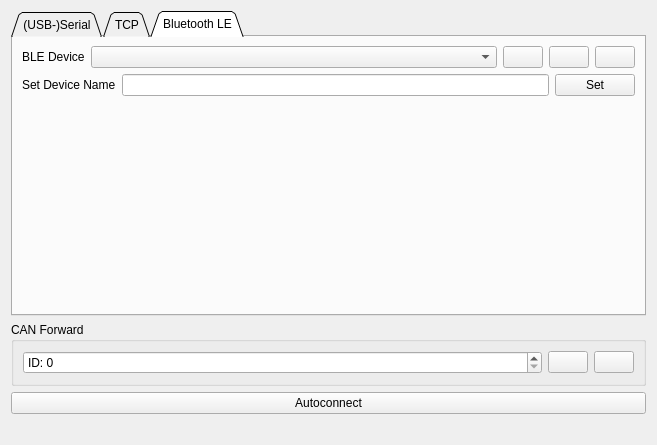
First picture: the form in pages/pageconnection.ui, repository vedderb/vesc_tool, before the edit.
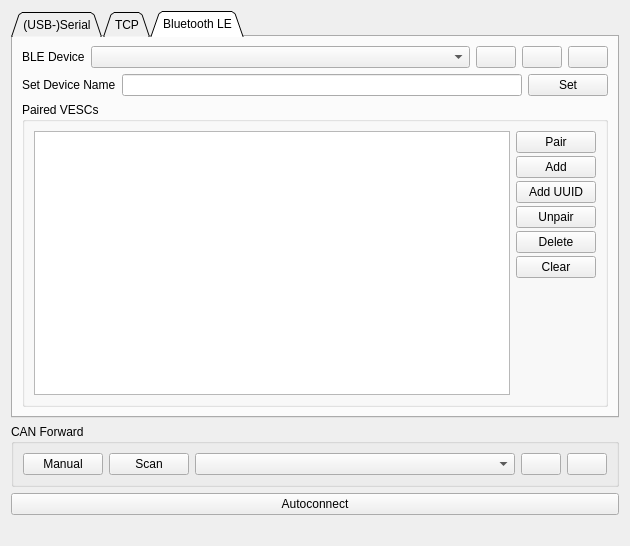
Second picture: the form after the edit. The open tabs and pages were chosen to show the change. Icons and pictures are not drawn.

Diff of the .ui file:
```diff
--- a/pages/pageconnection.ui
+++ b/pages/pageconnection.ui
@@ -6,8 +6,8 @@
    <rect>
     <x>0</x>
     <y>0</y>
-    <width>657</width>
-    <height>445</height>
+    <width>630</width>
+    <height>546</height>
    </rect>
   </property>
   <property name="windowTitle">
@@ -351,17 +351,130 @@
         </layout>
        </item>
        <item>
-        <spacer name="verticalSpacer_3">
-         <property name="orientation">
-          <enum>Qt::Vertical</enum>
+        <widget class="QGroupBox" name="groupBox_2">
+         <property name="sizePolicy">
+          <sizepolicy hsizetype="Preferred" vsizetype="MinimumExpanding">
+           <horstretch>0</horstretch>
+           <verstretch>0</verstretch>
+          </sizepolicy>
          </property>
-         <property name="sizeHint" stdset="0">
-          <size>
-           <width>20</width>
-           <height>186</height>
-          </size>
+         <property name="title">
+          <string>Paired VESCs</string>
          </property>
-        </spacer>
+         <layout class="QVBoxLayout" name="verticalLayout_6">
+          <item>
+           <layout class="QHBoxLayout" name="horizontalLayout_6">
+            <item>
+             <widget class="QListWidget" name="pairedListWidget"/>
+            </item>
+            <item>
+             <layout class="QVBoxLayout" name="verticalLayout_5">
+              <property name="spacing">
+               <number>3</number>
+              </property>
+              <item>
+               <widget class="QPushButton" name="pairConnectedButton">
+                <property name="toolTip">
+                 <string>Pair the connected VESC</string>
+                </property>
+                <property name="text">
+                 <string>Pair</string>
+                </property>
+                <property name="icon">
+                 <iconset resource="../res.qrc">
+                  <normaloff>:/res/icons/Circled Play-96.png</normaloff>:/res/icons/Circled Play-96.png</iconset>
+                </property>
+               </widget>
+              </item>
+              <item>
+               <widget class="QPushButton" name="addConnectedButton">
+                <property name="toolTip">
+                 <string>Add the connected VESC without pairing it.</string>
+                </property>
+                <property name="text">
+                 <string>Add</string>
+                </property>
+                <property name="icon">
+                 <iconset resource="../res.qrc">
+                  <normaloff>:/res/icons/Plus Math-96.png</normaloff>:/res/icons/Plus Math-96.png</iconset>
+                </property>
+               </widget>
+              </item>
+              <item>
+               <widget class="QPushButton" name="addUuidButton">
+                <property name="toolTip">
+                 <string>Manuallt add UUID to this instance of VESC Tool</string>
+                </property>
+                <property name="text">
+                 <string>Add UUID</string>
+                </property>
+                <property name="icon">
+                 <iconset resource="../res.qrc">
+                  <normaloff>:/res/icons/Plus Math-96.png</normaloff>:/res/icons/Plus Math-96.png</iconset>
+                </property>
+                <property name="flat">
+                 <bool>false</bool>
+                </property>
+               </widget>
+              </item>
+              <item>
+               <widget class="QPushButton" name="unpairButton">
+                <property name="toolTip">
+                 <string>Unpair this VESC, and make it possible to connect to it from any VESC Tool instance.</string>
+                </property>
+                <property name="text">
+                 <string>Unpair</string>
+                </property>
+                <property name="icon">
+                 <iconset resource="../res.qrc">
+                  <normaloff>:/res/icons/Restart-96.png</normaloff>:/res/icons/Restart-96.png</iconset>
+                </property>
+               </widget>
+              </item>
+              <item>
+               <widget class="QPushButton" name="deletePairedButton">
+                <property name="toolTip">
+                 <string/>
+                </property>
+                <property name="text">
+                 <string>Delete</string>
+                </property>
+                <property name="icon">
+                 <iconset resource="../res.qrc">
+                  <normaloff>:/res/icons/Delete-96.png</normaloff>:/res/icons/Delete-96.png</iconset>
+                </property>
+               </widget>
+              </item>
+              <item>
+               <widget class="QPushButton" name="clearPairedButton">
+                <property name="text">
+                 <string>Clear</string>
+                </property>
+                <property name="icon">
+                 <iconset resource="../res.qrc">
+                  <normaloff>:/res/icons/Delete-96.png</normaloff>:/res/icons/Delete-96.png</iconset>
+                </property>
+               </widget>
+              </item>
+              <item>
+               <spacer name="verticalSpacer_3">
+                <property name="orientation">
+                 <enum>Qt::Vertical</enum>
+                </property>
+                <property name="sizeHint" stdset="0">
+                 <size>
+                  <width>20</width>
+                  <height>40</height>
+                 </size>
+                </property>
+               </spacer>
+              </item>
+             </layout>
+            </item>
+           </layout>
+          </item>
+         </layout>
+        </widget>
        </item>
       </layout>
      </widget>
@@ -374,15 +487,48 @@
      </property>
      <layout class="QHBoxLayout" name="horizontalLayout_2">
       <item>
-       <widget class="QSpinBox" name="canFwdBox">
-        <property name="prefix">
-         <string>ID: </string>
+       <widget class="QPushButton" name="canDefaultButton">
+        <property name="sizePolicy">
+         <sizepolicy hsizetype="Fixed" vsizetype="Fixed">
+          <horstretch>0</horstretch>
+          <verstretch>0</verstretch>
+         </sizepolicy>
         </property>
-        <property name="maximum">
-         <number>255</number>
+        <property name="toolTip">
+         <string>Populate box without scaning, in case there are problames with scanning or the firmware does not support it.</string>
         </property>
+        <property name="text">
+         <string>Manual</string>
+        </property>
+        <property name="icon">
+         <iconset resource="../res.qrc">
+          <normaloff>:/res/icons/Bug-96.png</normaloff>:/res/icons/Bug-96.png</iconset>
+        </property>
        </widget>
       </item>
+      <item>
+       <widget class="QPushButton" name="canRefreshButton">
+        <property name="sizePolicy">
+         <sizepolicy hsizetype="Fixed" vsizetype="Fixed">
+          <horstretch>0</horstretch>
+          <verstretch>0</verstretch>
+         </sizepolicy>
+        </property>
+        <property name="toolTip">
+         <string>Scan for CAN devices</string>
+        </property>
+        <property name="text">
+         <string>Scan</string>
+        </property>
+        <property name="icon">
+         <iconset resource="../res.qrc">
+          <normaloff>:/res/icons/Refresh-96.png</normaloff>:/res/icons/Refresh-96.png</iconset>
+        </property>
+       </widget>
+      </item>
+      <item>
+       <widget class="QComboBox" name="canFwdBox"/>
+      </item>
       <item>
        <widget class="QPushButton" name="helpButton">
         <property name="sizePolicy">
```
